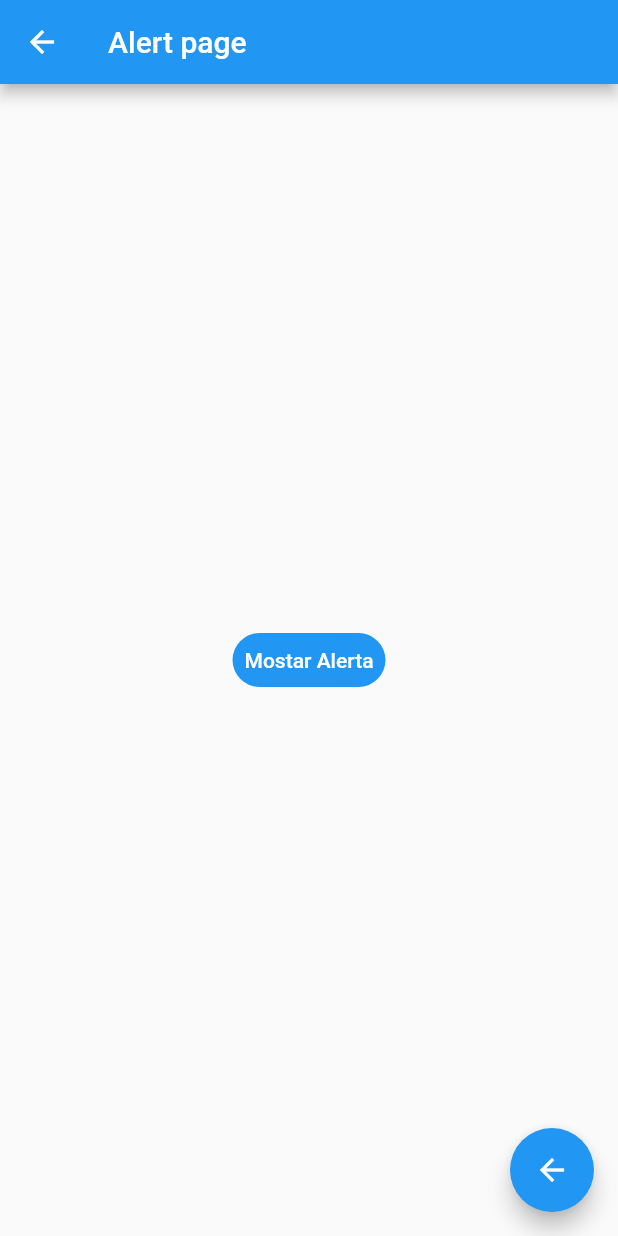
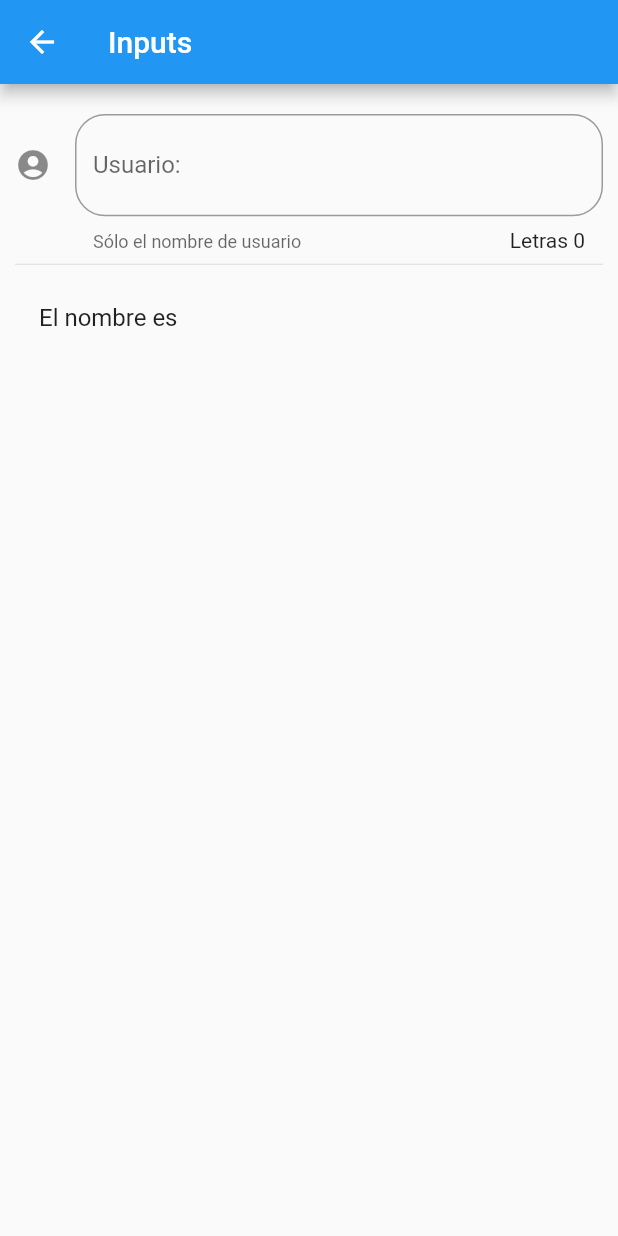
Before and after one commit to adrielmoreno/flutter-components, a Flutter app: the screen it shows after launch, after a tap on "inputs", on a phone screen of 412 x 824 dp. Run offline on Flutter 3.47's test engine with Material 2 defaults, Android fonts, the phone set to English and light mode, and no system bars; network calls fail.

Commit message:
Created input using TextFormField

```diff
--- /dev/null
+++ b/lib/src/pages/input_page.dart
@@ -0,0 +1,58 @@
+import 'package:flutter/material.dart';
+
+class InputPage extends StatefulWidget {
+  const InputPage({Key? key}) : super(key: key);
+
+  @override
+  State<InputPage> createState() => _InputPageState();
+}
+
+class _InputPageState extends State<InputPage> {
+  String _nombre = '';
+  @override
+  Widget build(BuildContext context) {
+    return Scaffold(
+      appBar: AppBar(
+        title: const Text('Inputs'),
+      ),
+      body: ListView(
+        padding: const EdgeInsets.symmetric(horizontal: 10.0, vertical: 20.0),
+        children: <Widget>[
+          _crearInput(),
+          const Divider(),
+          _crearPersona(),
+        ],
+      ),
+    );
+  }
+
+  Widget _crearInput() {
+    return TextFormField(
+      // autofocus: true,
+      textCapitalization: TextCapitalization.words,
+      decoration: InputDecoration(
+          border: const OutlineInputBorder(
+              borderRadius: BorderRadius.all(Radius.circular(20.0))),
+          counter: Text('Letras ${_nombre.length}'),
+          hintText: 'Nombre',
+          label: const Text('Usuario:'),
+          helperText: 'Sólo el nombre de usuario',
+          suffix: const Icon(
+            Icons.accessibility,
+            color: Colors.blue,
+          ),
+          icon: const Icon(Icons.account_circle)),
+      onChanged: (value) {
+        setState(() {
+          _nombre = value;
+        });
+      },
+    );
+  }
+
+  Widget _crearPersona() {
+    return ListTile(
+      title: Text('El nombre es $_nombre'),
+    );
+  }
+}
--- a/lib/src/routes/routes.dart
+++ b/lib/src/routes/routes.dart
@@ -1,5 +1,6 @@
 import 'package:components/src/pages/animated_container.dart';
 import 'package:components/src/pages/card_page.dart';
+import 'package:components/src/pages/input_page.dart';
 import 'package:flutter/material.dart';
 
 import '../pages/alert_page.dart';
@@ -8,11 +9,12 @@ import '../pages/home_page.dart';
 
 Map<String, WidgetBuilder> getRoutes() {
   return <String, WidgetBuilder>{
-    '/': (BuildContext context) => HomePage(),
+    '/': (BuildContext context) => const HomePage(),
     'alert': (BuildContext context) => const AlertPage(),
     'avatar': (BuildContext context) => const AvatarPage(),
     'card': (BuildContext context) => const CardPage(),
     'animatedContainer': (BuildContext context) =>
         const AnimatedContainerPage(),
+    'inputs': (BuildContext context) => const InputPage(),
   };
 }
```
